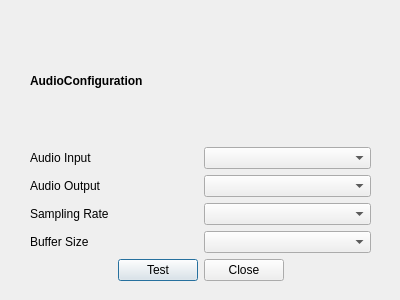
This is audiopreferencedialog.ui in Bariyard/AudioIOTester as Qt 5 draws it before an edit. The edited form follows.
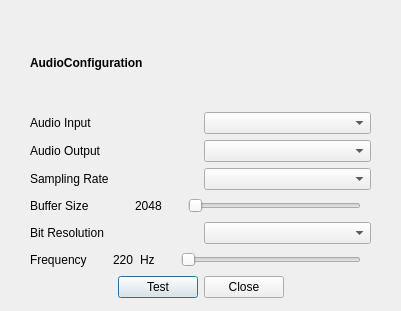
This is the edited form.

Commit message: AUIOT-0005 As a developers, I want to implement GUI as our own design

What changed in the file:
```diff
--- a/audiopreferencedialog.ui
+++ b/audiopreferencedialog.ui
@@ -6,8 +6,8 @@
    <rect>
     <x>0</x>
     <y>0</y>
-    <width>400</width>
-    <height>300</height>
+    <width>401</width>
+    <height>311</height>
    </rect>
   </property>
   <property name="windowTitle">
@@ -19,7 +19,7 @@
      <x>30</x>
      <y>20</y>
      <width>341</width>
-     <height>261</height>
+     <height>278</height>
     </rect>
    </property>
    <layout class="QVBoxLayout" name="verticalLayout">
@@ -82,42 +82,285 @@
      </layout>
     </item>
     <item>
-     <layout class="QHBoxLayout" name="horizontalLayout_4">
+     <layout class="QHBoxLayout" name="SamplingRateLayout">
       <item>
-       <widget class="QLabel" name="label_4">
+       <widget class="QLabel" name="SamplingRateLabel">
         <property name="text">
          <string>Sampling Rate</string>
         </property>
        </widget>
       </item>
       <item>
-       <widget class="QComboBox" name="comboBox_3"/>
+       <widget class="QComboBox" name="SamplingRateComboBox"/>
       </item>
      </layout>
     </item>
     <item>
      <layout class="QHBoxLayout" name="horizontalLayout_5">
       <item>
-       <widget class="QLabel" name="label_5">
+       <widget class="QLabel" name="BufferSizeLabel">
+        <property name="sizePolicy">
+         <sizepolicy hsizetype="Fixed" vsizetype="Preferred">
+          <horstretch>0</horstretch>
+          <verstretch>0</verstretch>
+         </sizepolicy>
+        </property>
         <property name="text">
          <string>Buffer Size</string>
         </property>
        </widget>
       </item>
       <item>
-       <widget class="QComboBox" name="comboBox_4"/>
+       <spacer name="BufferSizeHorizontalSpacer_1">
+        <property name="orientation">
+         <enum>Qt::Horizontal</enum>
+        </property>
+        <property name="sizeType">
+         <enum>QSizePolicy::Fixed</enum>
+        </property>
+        <property name="sizeHint" stdset="0">
+         <size>
+          <width>40</width>
+          <height>20</height>
+         </size>
+        </property>
+       </spacer>
       </item>
+      <item>
+       <widget class="QLabel" name="BufferSizeValueLabel">
+        <property name="sizePolicy">
+         <sizepolicy hsizetype="Fixed" vsizetype="Preferred">
+          <horstretch>0</horstretch>
+          <verstretch>0</verstretch>
+         </sizepolicy>
+        </property>
+        <property name="text">
+         <string>2048</string>
+        </property>
+       </widget>
+      </item>
+      <item>
+       <spacer name="BufferSizeHorizontalSpacer_2">
+        <property name="orientation">
+         <enum>Qt::Horizontal</enum>
+        </property>
+        <property name="sizeType">
+         <enum>QSizePolicy::Fixed</enum>
+        </property>
+        <property name="sizeHint" stdset="0">
+         <size>
+          <width>20</width>
+          <height>20</height>
+         </size>
+        </property>
+       </spacer>
+      </item>
+      <item>
+       <widget class="QSlider" name="BufferSizeSlider">
+        <property name="sizePolicy">
+         <sizepolicy hsizetype="Expanding" vsizetype="Fixed">
+          <horstretch>0</horstretch>
+          <verstretch>0</verstretch>
+         </sizepolicy>
+        </property>
+        <property name="minimumSize">
+         <size>
+          <width>0</width>
+          <height>0</height>
+         </size>
+        </property>
+        <property name="sizeIncrement">
+         <size>
+          <width>0</width>
+          <height>0</height>
+         </size>
+        </property>
+        <property name="baseSize">
+         <size>
+          <width>60</width>
+          <height>0</height>
+         </size>
+        </property>
+        <property name="mouseTracking">
+         <bool>false</bool>
+        </property>
+        <property name="layoutDirection">
+         <enum>Qt::LeftToRight</enum>
+        </property>
+        <property name="orientation">
+         <enum>Qt::Horizontal</enum>
+        </property>
+       </widget>
+      </item>
+      <item>
+       <spacer name="BufferSizeHorizontalSpacer_3">
+        <property name="orientation">
+         <enum>Qt::Horizontal</enum>
+        </property>
+        <property name="sizeType">
+         <enum>QSizePolicy::Fixed</enum>
+        </property>
+        <property name="sizeHint" stdset="0">
+         <size>
+          <width>10</width>
+          <height>20</height>
+         </size>
+        </property>
+       </spacer>
+      </item>
      </layout>
     </item>
     <item>
-     <layout class="QHBoxLayout" name="horizontalLayout_6">
+     <layout class="QHBoxLayout" name="horizontalLayout_4">
       <item>
-       <spacer name="horizontalSpacer_3">
+       <widget class="QLabel" name="BitResolutionLabel">
+        <property name="text">
+         <string>Bit Resolution</string>
+        </property>
+       </widget>
+      </item>
+      <item>
+       <widget class="QComboBox" name="BitResolutionComboBox"/>
+      </item>
+     </layout>
+    </item>
+    <item>
+     <layout class="QHBoxLayout" name="BufferSizeLayout_2">
+      <item>
+       <widget class="QLabel" name="FrequencyLabel">
+        <property name="sizePolicy">
+         <sizepolicy hsizetype="Fixed" vsizetype="Preferred">
+          <horstretch>0</horstretch>
+          <verstretch>0</verstretch>
+         </sizepolicy>
+        </property>
+        <property name="text">
+         <string>Frequency</string>
+        </property>
+       </widget>
+      </item>
+      <item>
+       <spacer name="FrequencyHorizontalSpacer_1">
         <property name="orientation">
          <enum>Qt::Horizontal</enum>
         </property>
+        <property name="sizeType">
+         <enum>QSizePolicy::Fixed</enum>
+        </property>
         <property name="sizeHint" stdset="0">
          <size>
+          <width>20</width>
+          <height>20</height>
+         </size>
+        </property>
+       </spacer>
+      </item>
+      <item>
+       <widget class="QLabel" name="FrequencyValueLabel">
+        <property name="sizePolicy">
+         <sizepolicy hsizetype="Fixed" vsizetype="Preferred">
+          <horstretch>0</horstretch>
+          <verstretch>0</verstretch>
+         </sizepolicy>
+        </property>
+        <property name="text">
+         <string>220</string>
+        </property>
+       </widget>
+      </item>
+      <item>
+       <widget class="QLabel" name="FrequencyHertzLabel">
+        <property name="sizePolicy">
+         <sizepolicy hsizetype="Minimum" vsizetype="Fixed">
+          <horstretch>0</horstretch>
+          <verstretch>0</verstretch>
+         </sizepolicy>
+        </property>
+        <property name="text">
+         <string>Hz</string>
+        </property>
+       </widget>
+      </item>
+      <item>
+       <spacer name="FrequencyHorizontalSpacer_2">
+        <property name="orientation">
+         <enum>Qt::Horizontal</enum>
+        </property>
+        <property name="sizeType">
+         <enum>QSizePolicy::Fixed</enum>
+        </property>
+        <property name="sizeHint" stdset="0">
+         <size>
+          <width>20</width>
+          <height>20</height>
+         </size>
+        </property>
+       </spacer>
+      </item>
+      <item>
+       <widget class="QSlider" name="FrequencySlider">
+        <property name="sizePolicy">
+         <sizepolicy hsizetype="Expanding" vsizetype="Fixed">
+          <horstretch>0</horstretch>
+          <verstretch>0</verstretch>
+         </sizepolicy>
+        </property>
+        <property name="minimumSize">
+         <size>
+          <width>0</width>
+          <height>0</height>
+         </size>
+        </property>
+        <property name="sizeIncrement">
+         <size>
+          <width>0</width>
+          <height>0</height>
+         </size>
+        </property>
+        <property name="baseSize">
+         <size>
+          <width>60</width>
+          <height>0</height>
+         </size>
+        </property>
+        <property name="mouseTracking">
+         <bool>false</bool>
+        </property>
+        <property name="layoutDirection">
+         <enum>Qt::LeftToRight</enum>
+        </property>
+        <property name="orientation">
+         <enum>Qt::Horizontal</enum>
+        </property>
+       </widget>
+      </item>
+      <item>
+       <spacer name="FrequencyHorizontalSpacer_3">
+        <property name="orientation">
+         <enum>Qt::Horizontal</enum>
+        </property>
+        <property name="sizeType">
+         <enum>QSizePolicy::Fixed</enum>
+        </property>
+        <property name="sizeHint" stdset="0">
+         <size>
+          <width>10</width>
+          <height>20</height>
+         </size>
+        </property>
+       </spacer>
+      </item>
+     </layout>
+    </item>
+    <item>
+     <layout class="QHBoxLayout" name="BottomHorizontalLayout">
+      <item>
+       <spacer name="BottomHorizontalSpacer_1">
+        <property name="orientation">
+         <enum>Qt::Horizontal</enum>
+        </property>
+        <property name="sizeHint" stdset="0">
+         <size>
           <width>40</width>
           <height>20</height>
          </size>
@@ -125,7 +368,7 @@
        </spacer>
       </item>
       <item>
-       <widget class="QPushButton" name="pushButton">
+       <widget class="QPushButton" name="TestPushButton">
         <property name="text">
          <string>Test</string>
         </property>
@@ -151,7 +394,7 @@
        </widget>
       </item>
       <item>
-       <spacer name="horizontalSpacer_2">
+       <spacer name="BottomHorizontalSpacer_2">
         <property name="orientation">
          <enum>Qt::Horizontal</enum>
         </property>
```
Left out of the diff: 25 changed lines with no effect on the pictures. The commit also changes 5 other files.
